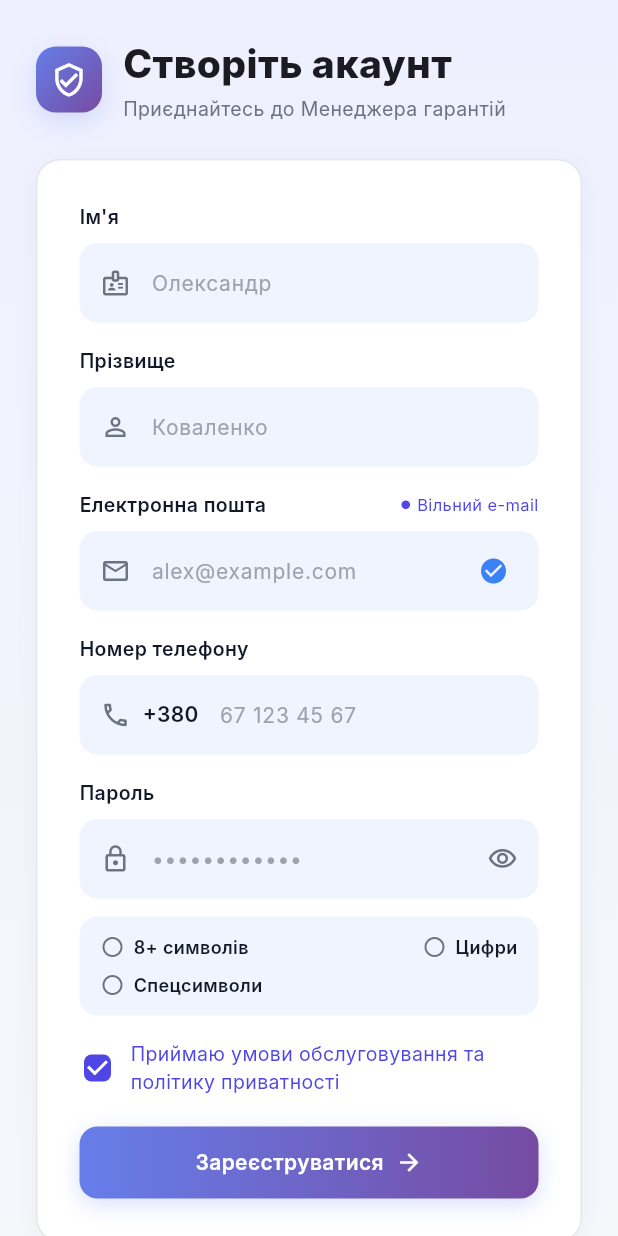
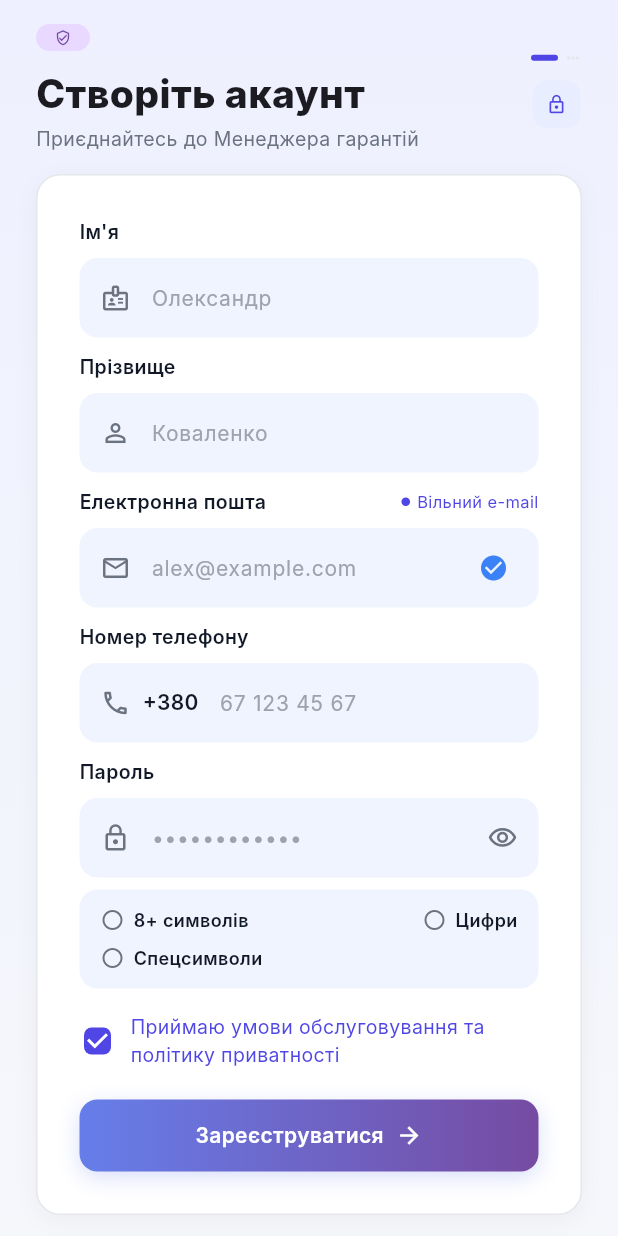
Before and after one commit to RomanGirn/warranty-manager, a Flutter app: the screen it shows after launch, after a tap on "Зареєструватися", on a phone screen of 412 x 824 dp. Run offline on Flutter 3.47's test engine with Material 3 defaults, Android fonts, the phone set to English and light mode, and no system bars; Roboto replaces fonts that are missing (Inter).

Commit message:
some ui changes

```diff
--- a/lib/core/widgets/app_text_field.dart
+++ b/lib/core/widgets/app_text_field.dart
@@ -16,6 +16,7 @@ class AppTextField extends StatefulWidget {
   final Widget? suffix;
   final ValueChanged<String>? onChanged;
   final double bottomSpacing;
+  final bool compact;
 
   const AppTextField({
     super.key,
@@ -31,6 +32,7 @@ class AppTextField extends StatefulWidget {
     this.suffix,
     this.onChanged,
     this.bottomSpacing = 16,
+    this.compact = false,
   });
 
   @override
@@ -50,17 +52,22 @@ class _AppTextFieldState extends State<AppTextField> {
     Widget? prefix;
     if (widget.prefixIcon != null || widget.prefixText != null) {
       prefix = Padding(
-        padding: const EdgeInsets.only(left: 14, right: 10),
+        padding: EdgeInsets.only(
+            left: widget.compact ? 10 : 14, right: widget.compact ? 8 : 10),
         child: Row(
           mainAxisSize: MainAxisSize.min,
           children: [
             if (widget.prefixIcon != null)
-              Icon(widget.prefixIcon, size: 20, color: AppColors.textSecondary),
+              Icon(widget.prefixIcon,
+                  size: widget.compact ? 16 : 20, color: AppColors.textSecondary),
             if (widget.prefixIcon != null && widget.prefixText != null)
               const SizedBox(width: 8),
             if (widget.prefixText != null)
               Text(widget.prefixText!,
-                  style: const TextStyle(fontWeight: FontWeight.w600, color: AppColors.textPrimary)),
+                  style: TextStyle(
+                      fontSize: widget.compact ? 12 : 14,
+                      fontWeight: FontWeight.w600,
+                      color: AppColors.textPrimary)),
           ],
         ),
       );
@@ -70,6 +77,10 @@ class _AppTextFieldState extends State<AppTextField> {
     if (widget.isPassword) {
       suffix = IconButton(
         splashRadius: 18,
+        padding: widget.compact ? EdgeInsets.zero : null,
+        constraints: widget.compact
+            ? const BoxConstraints(minWidth: 32, minHeight: 32)
+            : null,
         icon: Icon(
           _obscure ? Icons.visibility_outlined : Icons.visibility_off_outlined,
           size: 20,
@@ -89,13 +100,15 @@ class _AppTextFieldState extends State<AppTextField> {
               children: [
                 Expanded(
                   child: Text(widget.label!,
-                      style: const TextStyle(
-                          fontSize: 13, fontWeight: FontWeight.w600, color: AppColors.textPrimary)),
+                      style: TextStyle(
+                          fontSize: widget.compact ? 10 : 13,
+                          fontWeight: FontWeight.w600,
+                          color: AppColors.textPrimary)),
                 ),
                 if (widget.labelTrailing != null) widget.labelTrailing!,
               ],
             ),
-            const SizedBox(height: 8),
+            SizedBox(height: widget.compact ? 4 : 8),
           ],
           TextField(
             controller: widget.controller,
@@ -103,16 +116,21 @@ class _AppTextFieldState extends State<AppTextField> {
             keyboardType: widget.keyboardType,
             readOnly: widget.readOnly,
             onChanged: widget.onChanged,
-            style: const TextStyle(fontSize: 14),
+            style: TextStyle(fontSize: widget.compact ? 12 : 14),
             decoration: InputDecoration(
               hintText: widget.hint,
-              hintStyle: const TextStyle(color: Color(0xFF9CA3AF), fontSize: 14),
+              hintStyle: TextStyle(
+                  color: const Color(0xFF9CA3AF), fontSize: widget.compact ? 12 : 14),
               prefixIcon: prefix,
               prefixIconConstraints: const BoxConstraints(minWidth: 0, minHeight: 0),
               suffixIcon: suffix,
+              suffixIconConstraints: widget.compact
+                  ? const BoxConstraints(minWidth: 32, minHeight: 32)
+                  : null,
               filled: true,
               fillColor: AppColors.field,
-              contentPadding: const EdgeInsets.symmetric(horizontal: 14, vertical: 16),
+              contentPadding: EdgeInsets.symmetric(
+                  horizontal: widget.compact ? 10 : 14, vertical: widget.compact ? 8 : 16),
               border: _border(Colors.transparent),
               enabledBorder: _border(Colors.transparent),
               focusedBorder: _border(AppColors.primary, 1.5),
--- a/lib/core/widgets/auth_layout.dart
+++ b/lib/core/widgets/auth_layout.dart
@@ -7,6 +7,9 @@ class AuthLayout extends StatelessWidget {
   final Widget child;
   final Widget? footer;
   final double maxWidth;
+  final EdgeInsetsGeometry padding;
+  final double headerSpacing;
+  final double footerSpacing;
 
   const AuthLayout({
     super.key,
@@ -14,6 +17,9 @@ class AuthLayout extends StatelessWidget {
     this.header,
     this.footer,
     this.maxWidth = 480,
+    this.padding = const EdgeInsets.all(24),
+    this.headerSpacing = 24,
+    this.footerSpacing = 24,
   });
 
   @override
@@ -30,16 +36,16 @@ class AuthLayout extends StatelessWidget {
         child: SafeArea(
           child: Center(
             child: SingleChildScrollView(
-              padding: const EdgeInsets.all(24),
+              padding: padding,
               child: ConstrainedBox(
                 constraints: BoxConstraints(maxWidth: maxWidth),
                 child: Column(
                   mainAxisSize: MainAxisSize.min,
                   crossAxisAlignment: CrossAxisAlignment.stretch,
                   children: [
-                    if (header != null) ...[header!, const SizedBox(height: 24)],
+                    if (header != null) ...[header!, SizedBox(height: headerSpacing)],
                     child,
-                    if (footer != null) ...[const SizedBox(height: 24), footer!],
+                    if (footer != null) ...[SizedBox(height: footerSpacing), footer!],
                   ],
                 ),
               ),
@@ -56,12 +62,14 @@ class AuthFooterLink extends StatelessWidget {
   final String question;
   final String action;
   final VoidCallback onPressed;
+  final bool compact;
 
   const AuthFooterLink({
     super.key,
     required this.question,
     required this.action,
     required this.onPressed,
+    this.compact = false,
   });
 
   @override
@@ -71,10 +79,19 @@ class AuthFooterLink extends StatelessWidget {
       children: [
         Text(question, style: const TextStyle(fontSize: 14, color: AppColors.textSecondary)),
         TextButton(
+          style: compact
+              ? TextButton.styleFrom(
+                  minimumSize: Size.zero,
+                  padding: const EdgeInsets.symmetric(horizontal: 4),
+                  tapTargetSize: MaterialTapTargetSize.shrinkWrap,
+                )
+              : null,
           onPressed: onPressed,
           child: Text(action,
               style: const TextStyle(
-                  fontSize: 15, fontWeight: FontWeight.w700, color: AppColors.accent)),
+                  fontSize: 15,
+                  fontWeight: FontWeight.w700,
+                  color: AppColors.accent)),
         ),
       ],
     );
--- a/lib/core/widgets/form_widgets.dart
+++ b/lib/core/widgets/form_widgets.dart
@@ -7,7 +7,11 @@ class FormRow extends StatelessWidget {
   final double gap;
   final double breakpoint;
 
-  const FormRow({super.key, required this.children, this.gap = 16, this.breakpoint = 480});
+  const FormRow(
+      {super.key,
+      required this.children,
+      this.gap = 16,
+      this.breakpoint = 480});
 
   @override
   Widget build(BuildContext context) {
@@ -20,7 +24,8 @@ class FormRow extends StatelessWidget {
         }
         return Row(crossAxisAlignment: CrossAxisAlignment.start, children: row);
       }
-      return Column(crossAxisAlignment: CrossAxisAlignment.stretch, children: children);
+      return Column(
+          crossAxisAlignment: CrossAxisAlignment.stretch, children: children);
     });
   }
 }
@@ -30,8 +35,15 @@ class LabeledCheckbox extends StatelessWidget {
   final bool value;
   final ValueChanged<bool> onChanged;
   final Widget label;
+  final bool compact;
 
-  const LabeledCheckbox({super.key, required this.value, required this.onChanged, required this.label});
+  const LabeledCheckbox({
+    super.key,
+    required this.value,
+    required this.onChanged,
+    required this.label,
+    this.compact = false,
+  });
 
   @override
   Widget build(BuildContext context) {
@@ -41,16 +53,17 @@ class LabeledCheckbox extends StatelessWidget {
       child: Row(
         children: [
           SizedBox(
-            width: 24,
-            height: 24,
+            width: compact ? 18 : 24,
+            height: compact ? 18 : 24,
             child: Checkbox(
               value: value,
               activeColor: AppColors.accent,
-              shape: RoundedRectangleBorder(borderRadius: BorderRadius.circular(5)),
+              shape: RoundedRectangleBorder(
+                  borderRadius: BorderRadius.circular(5)),
               onChanged: (v) => onChanged(v ?? false),
             ),
           ),
-          const SizedBox(width: 10),
+          SizedBox(width: compact ? 6 : 10),
           Flexible(child: label),
         ],
       ),
@@ -78,7 +91,8 @@ class SettingSwitchTile extends StatelessWidget {
     return Container(
       margin: const EdgeInsets.only(bottom: 10),
       padding: const EdgeInsets.symmetric(horizontal: 14, vertical: 10),
-      decoration: BoxDecoration(color: AppColors.field, borderRadius: BorderRadius.circular(12)),
+      decoration: BoxDecoration(
+          color: AppColors.field, borderRadius: BorderRadius.circular(12)),
       child: Row(
         children: [
           Expanded(
@@ -86,14 +100,19 @@ class SettingSwitchTile extends StatelessWidget {
               crossAxisAlignment: CrossAxisAlignment.start,
               children: [
                 Text(title,
-                    style: const TextStyle(fontSize: 14, fontWeight: FontWeight.w600)),
+                    style: const TextStyle(
+                        fontSize: 14, fontWeight: FontWeight.w600)),
                 const SizedBox(height: 2),
                 Text(subtitle,
-                    style: const TextStyle(fontSize: 12, color: AppColors.textSecondary)),
+                    style: const TextStyle(
+                        fontSize: 12, color: AppColors.textSecondary)),
               ],
             ),
           ),
-          Switch(value: value, onChanged: onChanged, activeTrackColor: AppColors.accent),
+          Switch(
+              value: value,
+              onChanged: onChanged,
+              activeTrackColor: AppColors.accent),
         ],
       ),
     );
@@ -124,14 +143,17 @@ class AppDropdown extends StatelessWidget {
       child: Column(
         crossAxisAlignment: CrossAxisAlignment.start,
         children: [
-          Text(label, style: const TextStyle(fontSize: 13, fontWeight: FontWeight.w600)),
+          Text(label,
+              style:
+                  const TextStyle(fontSize: 13, fontWeight: FontWeight.w600)),
           const SizedBox(height: 8),
           DropdownButtonFormField<String>(
             value: value,
             isExpanded: true,
             borderRadius: BorderRadius.circular(12),
             dropdownColor: Colors.white,
-            icon: const Icon(Icons.keyboard_arrow_down, color: AppColors.textSecondary),
+            icon: const Icon(Icons.keyboard_arrow_down,
+                color: AppColors.textSecondary),
             style: const TextStyle(fontSize: 14, color: AppColors.textPrimary),
             decoration: InputDecoration(
               prefixIcon: icon == null
@@ -139,11 +161,15 @@ class AppDropdown extends StatelessWidget {
                   : Icon(icon, size: 20, color: AppColors.textSecondary),
               filled: true,
               fillColor: AppColors.field,
-              contentPadding: const EdgeInsets.symmetric(horizontal: 14, vertical: 14),
+              contentPadding:
+                  const EdgeInsets.symmetric(horizontal: 14, vertical: 14),
               border: OutlineInputBorder(
-                  borderRadius: BorderRadius.circular(12), borderSide: BorderSide.none),
+                  borderRadius: BorderRadius.circular(12),
+                  borderSide: BorderSide.none),
             ),
-            items: options.map((o) => DropdownMenuItem(value: o, child: Text(o))).toList(),
+            items: options
+                .map((o) => DropdownMenuItem(value: o, child: Text(o)))
+                .toList(),
             onChanged: (v) {
               if (v != null) onChanged(v);
             },
@@ -178,12 +204,15 @@ class SegmentedSelector extends StatelessWidget {
       child: Column(
         crossAxisAlignment: CrossAxisAlignment.start,
         children: [
-          Text(label, style: const TextStyle(fontSize: 13, fontWeight: FontWeight.w600)),
+          Text(label,
+              style:
+                  const TextStyle(fontSize: 13, fontWeight: FontWeight.w600)),
           const SizedBox(height: 8),
           Container(
             padding: const EdgeInsets.all(4),
-            decoration:
-                BoxDecoration(color: AppColors.field, borderRadius: BorderRadius.circular(12)),
+            decoration: BoxDecoration(
+                color: AppColors.field,
+                borderRadius: BorderRadius.circular(12)),
             child: Row(
               children: List.generate(options.length, (i) {
                 final active = i == selected;
@@ -197,7 +226,10 @@ class SegmentedSelector extends StatelessWidget {
                         color: active ? Colors.white : Colors.transparent,
                         borderRadius: BorderRadius.circular(9),
                         boxShadow: active
-                            ? const [BoxShadow(color: Color(0x14000000), blurRadius: 6)]
+                            ? const [
+                                BoxShadow(
+                                    color: Color(0x14000000), blurRadius: 6)
+                              ]
                             : null,
                       ),
                       child: Row(
@@ -205,13 +237,17 @@ class SegmentedSelector extends StatelessWidget {
                         children: [
                           Icon(icons[i],
                               size: 16,
-                              color: active ? AppColors.accent : AppColors.textSecondary),
+                              color: active
+                                  ? AppColors.accent
+                                  : AppColors.textSecondary),
                           const SizedBox(width: 6),
                           Text(options[i],
                               style: TextStyle(
                                   fontSize: 13,
                                   fontWeight: FontWeight.w600,
-                                  color: active ? AppColors.accent : AppColors.textSecondary)),
+                                  color: active
+                                      ? AppColors.accent
+                                      : AppColors.textSecondary)),
                         ],
                       ),
                     ),
@@ -241,11 +277,14 @@ class PageTitle extends StatelessWidget {
         children: [
           Text(title,
               style: const TextStyle(
-                  fontSize: 26, fontWeight: FontWeight.w800, color: AppColors.textPrimary)),
+                  fontSize: 26,
+                  fontWeight: FontWeight.w800,
+                  color: AppColors.textPrimary)),
           if (subtitle != null) ...[
             const SizedBox(height: 4),
             Text(subtitle!,
-                style: const TextStyle(fontSize: 14, color: AppColors.textSecondary)),
+                style: const TextStyle(
+                    fontSize: 14, color: AppColors.textSecondary)),
           ],
         ],
       ),
--- a/lib/core/widgets/password_strength.dart
+++ b/lib/core/widgets/password_strength.dart
@@ -82,18 +82,21 @@ class PasswordStrengthBar extends StatelessWidget {
 /// "8+ символів / Цифри / Спецсимволи" checklist.
 class PasswordRequirements extends StatelessWidget {
   final String password;
-  const PasswordRequirements({super.key, required this.password});
+  final bool compact;
+  const PasswordRequirements({super.key, required this.password, this.compact = false});
 
   Widget _item(String text, bool ok) {
     return Row(
       mainAxisSize: MainAxisSize.min,
       children: [
         Icon(ok ? Icons.check_circle : Icons.radio_button_unchecked,
-            size: 16, color: ok ? AppColors.accent : AppColors.textSecondary),
-        const SizedBox(width: 6),
+            size: compact ? 14 : 16, color: ok ? AppColors.accent : AppColors.textSecondary),
+        SizedBox(width: compact ? 4 : 6),
         Text(text,
-            style: const TextStyle(
-                fontSize: 12, fontWeight: FontWeight.w600, color: AppColors.textPrimary)),
+            style: TextStyle(
+                fontSize: compact ? 10 : 12,
+                fontWeight: FontWeight.w600,
+                color: AppColors.textPrimary)),
       ],
     );
   }
@@ -102,11 +105,11 @@ class PasswordRequirements extends StatelessWidget {
   Widget build(BuildContext context) {
     return Container(
       width: double.infinity,
-      padding: const EdgeInsets.symmetric(horizontal: 14, vertical: 12),
+      padding: EdgeInsets.symmetric(horizontal: compact ? 8 : 14, vertical: compact ? 5 : 12),
       decoration: BoxDecoration(color: AppColors.field, borderRadius: BorderRadius.circular(12)),
       child: Wrap(
-        spacing: 24,
-        runSpacing: 8,
+        spacing: compact ? 8 : 24,
+        runSpacing: compact ? 4 : 8,
         alignment: WrapAlignment.spaceBetween,
         children: [
           _item('8+ символів', PasswordRules.hasLength(password)),
--- a/lib/screens/dashboard_screen.dart
+++ b/lib/screens/dashboard_screen.dart
@@ -33,12 +33,13 @@ class _DashboardScreenState extends State<DashboardScreen> {
 
     return AppShell(
       currentIndex: 0,
-      floatingActionButton: FloatingActionButton.extended(
+      floatingActionButton: FloatingActionButton(
         backgroundColor: AppColors.accent,
         foregroundColor: Colors.white,
+        shape: const CircleBorder(),
         onPressed: () {},
-        icon: const Icon(Icons.add),
-        label: const Text('Додати товар'),
+        tooltip: 'Додати товар',
+        child: const Icon(Icons.add),
       ),
       child: Column(
         crossAxisAlignment: CrossAxisAlignment.stretch,
--- a/lib/screens/login_screen.dart
+++ b/lib/screens/login_screen.dart
@@ -15,7 +15,7 @@ class _LoginScreenState extends State<LoginScreen> {
   @override
   Widget build(BuildContext context) {
     return AuthLayout(
-      maxWidth: 640,
+      maxWidth: 1500,
       header: Column(
         children: [
           const BrandLogo(size: 56),
--- a/lib/screens/registration_screen.dart
+++ b/lib/screens/registration_screen.dart
@@ -24,22 +24,65 @@ class _RegistrationScreenState extends State<RegistrationScreen> {
     final score = PasswordRules.score(_password.text);
 
     return AuthLayout(
-      maxWidth: 640,
+      maxWidth: 1500,
+      padding: const EdgeInsets.symmetric(horizontal: 24, vertical: 16),
+      headerSpacing: 14,
+      footerSpacing: 8,
       header: Row(
         children: [
-          const BrandLogo(size: 44),
-          const SizedBox(width: 14),
           Expanded(
             child: Column(
               crossAxisAlignment: CrossAxisAlignment.start,
-              children: const [
+              children: [
+                Container(
+                  width: 36,
+                  height: 18,
+                  decoration: BoxDecoration(
+                    color: const Color(0xFFE9D8FF),
+                    borderRadius: BorderRadius.circular(10),
+                  ),
+                  child: const Icon(Icons.verified_user_outlined,
+                      size: 11, color: AppColors.primaryDark),
+                ),
+                const SizedBox(height: 10),
                 Text('Створіть акаунт',
-                    style: TextStyle(fontSize: 26, fontWeight: FontWeight.w800)),
+                    style:
+                        TextStyle(fontSize: 26, fontWeight: FontWeight.w800)),
                 SizedBox(height: 2),
                 Text('Приєднайтесь до Менеджера гарантій',
-                    style: TextStyle(fontSize: 13, color: AppColors.textSecondary)),
+                    style: TextStyle(
+                        fontSize: 13, color: AppColors.textSecondary)),
               ],
             ),
+          ),
+          Column(
+            children: [
+              Row(
+                children: [
+                  Container(
+                    width: 18,
+                    height: 4,
+                    decoration: BoxDecoration(
+                      color: AppColors.accent,
+                      borderRadius: BorderRadius.circular(4),
+                    ),
+                  ),
+                  const SizedBox(width: 4),
+                  const Icon(Icons.more_horiz,
+                      size: 12, color: AppColors.border),
+                ],
+              ),
+              const SizedBox(height: 9),
+              Container(
+                padding: const EdgeInsets.all(9),
+                decoration: BoxDecoration(
+                  color: AppColors.infoBg,
+                  borderRadius: BorderRadius.circular(10),
+                ),
+                child: const Icon(Icons.lock_outline,
+                    size: 14, color: AppColors.accent),
+              ),
+            ],
           ),
         ],
       ),
@@ -48,14 +91,25 @@ class _RegistrationScreenState extends State<RegistrationScreen> {
         action: 'Увійти',
         onPressed: () => Navigator.pushReplacementNamed(context, '/login'),
       ),
-      child: AppCard(
+      child: Column(
+        crossAxisAlignment: CrossAxisAlignment.stretch,
+        children: [
+          AppCard(
             padding: const EdgeInsets.all(28),
             child: Column(
               crossAxisAlignment: CrossAxisAlignment.stretch,
               children: [
                 const FormRow(children: [
-              AppTextField(label: "Ім'я", hint: 'Олександр', prefixIcon: Icons.badge_outlined),
-              AppTextField(label: 'Прізвище', hint: 'Коваленко', prefixIcon: Icons.person_outline),
+                  AppTextField(
+                      label: "Ім'я",
+                      hint: 'Олександр',
+                      prefixIcon: Icons.badge_outlined,
+                      bottomSpacing: 10),
+                  AppTextField(
+                      label: 'Прізвище',
+                      hint: 'Коваленко',
+                      prefixIcon: Icons.person_outline,
+                      bottomSpacing: 10),
                 ]),
                 AppTextField(
                   label: 'Електронна пошта',
@@ -68,13 +122,16 @@ class _RegistrationScreenState extends State<RegistrationScreen> {
                       Icon(Icons.circle, size: 7, color: AppColors.accent),
                       SizedBox(width: 4),
                       Text('Вільний e-mail',
-                      style: TextStyle(fontSize: 11, color: AppColors.accent)),
+                          style:
+                              TextStyle(fontSize: 11, color: AppColors.accent)),
                     ],
                   ),
                   suffix: const Padding(
                     padding: EdgeInsets.only(right: 12),
-                child: Icon(Icons.check_circle, size: 20, color: AppColors.info),
+                    child: Icon(Icons.check_circle,
+                        size: 20, color: AppColors.info),
                   ),
+                  bottomSpacing: 10,
                 ),
                 const AppTextField(
                   label: 'Номер телефону',
@@ -82,6 +139,7 @@ class _RegistrationScreenState extends State<RegistrationScreen> {
                   prefixIcon: Icons.phone_outlined,
                   prefixText: '+380',
                   keyboardType: TextInputType.phone,
+                  bottomSpacing: 10,
                 ),
                 AppTextField(
                   label: 'Пароль',
@@ -90,10 +148,11 @@ class _RegistrationScreenState extends State<RegistrationScreen> {
                   isPassword: true,
                   controller: _password,
                   onChanged: (_) => setState(() {}),
-              bottomSpacing: 12,
+                  bottomSpacing: 8,
                   labelTrailing: Text(
                     score == 0 ? '' : '${PasswordRules.label(score)} рівень',
-                style: TextStyle(fontSize: 11, color: PasswordRules.color(score)),
+                    style: TextStyle(
+                        fontSize: 11, color: PasswordRules.color(score)),
                   ),
                 ),
                 PasswordRequirements(password: _password.text),
@@ -101,7 +160,8 @@ class _RegistrationScreenState extends State<RegistrationScreen> {
                 LabeledCheckbox(
                   value: _accepted,
                   onChanged: (v) => setState(() => _accepted = v),
-              label: const Text('Приймаю умови обслуговування та політику приватності',
+                  label: const Text(
+                      'Приймаю умови обслуговування та політику приватності',
                       style: TextStyle(fontSize: 13, color: AppColors.accent)),
                 ),
                 const SizedBox(height: 20),
@@ -109,12 +169,16 @@ class _RegistrationScreenState extends State<RegistrationScreen> {
                   text: 'Зареєструватися',
                   icon: Icons.arrow_forward,
                   iconAfter: true,
+                  height: 48,
                   // No validation: goes straight to login.
-              onPressed: () => Navigator.pushReplacementNamed(context, '/login'),
+                  onPressed: () =>
+                      Navigator.pushReplacementNamed(context, '/login'),
                 ),
               ],
             ),
           ),
+        ],
+      ),
     );
   }
 }
```
Lines whose indentation alone changed are shown as unchanged.
